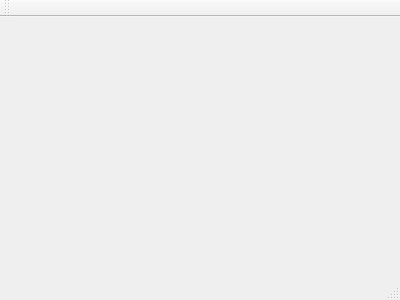
First picture: the form in mainwindow.ui, repository Derek-Schaff/RIME, before the edit.
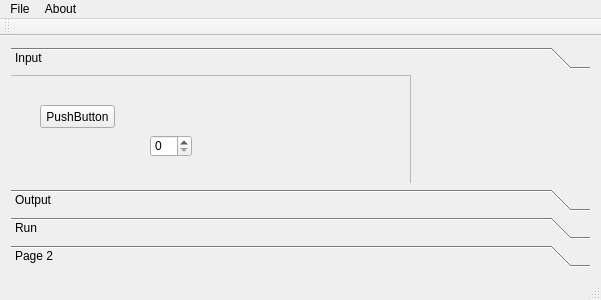
Second picture: the form after the edit. The open tabs and pages were chosen to show the change.

Diff of the .ui file:
```diff
--- a/mainwindow.ui
+++ b/mainwindow.ui
@@ -1,24 +1,192 @@
 <ui version="4.0">
  <class>MainWindow</class>
- <widget class="QMainWindow" name="MainWindow" >
-  <property name="geometry" >
+ <widget class="QMainWindow" name="MainWindow">
+  <property name="geometry">
    <rect>
     <x>0</x>
     <y>0</y>
-    <width>400</width>
+    <width>601</width>
     <height>300</height>
    </rect>
   </property>
   <property name="windowTitle" >
    <string>MainWindow</string>
   </property>
-  <widget class="QMenuBar" name="menuBar" />
-  <widget class="QToolBar" name="mainToolBar" />
-  <widget class="QWidget" name="centralWidget" />
-  <widget class="QStatusBar" name="statusBar" />
+  <widget class="QWidget" name="centralWidget">
+   <property name="sizePolicy">
+    <sizepolicy hsizetype="Expanding" vsizetype="Expanding">
+     <horstretch>0</horstretch>
+     <verstretch>0</verstretch>
+    </sizepolicy>
+   </property>
+   <layout class="QGridLayout" name="gridLayout">
+    <item row="0" column="0">
+     <layout class="QVBoxLayout" name="verticalLayout">
+      <item>
+       <widget class="QToolBox" name="toolBox">
+        <property name="sizePolicy">
+         <sizepolicy hsizetype="Expanding" vsizetype="Expanding">
+          <horstretch>0</horstretch>
+          <verstretch>0</verstretch>
+         </sizepolicy>
+        </property>
+        <property name="maximumSize">
+         <size>
+          <width>200000</width>
+          <height>16777215</height>
+         </size>
+        </property>
+        <property name="currentIndex">
+         <number>1</number>
+        </property>
+        <widget class="QWidget" name="page">
+         <property name="geometry">
+          <rect>
+           <x>0</x>
+           <y>0</y>
+           <width>581</width>
+           <height>113</height>
+          </rect>
+         </property>
+         <attribute name="label">
+          <string>Input</string>
+         </attribute>
+         <widget class="QFrame" name="frame">
+          <property name="geometry">
+           <rect>
+            <x>-1</x>
+            <y>0</y>
+            <width>401</width>
+            <height>151</height>
+           </rect>
+          </property>
+          <property name="frameShape">
+           <enum>QFrame::StyledPanel</enum>
+          </property>
+          <property name="frameShadow">
+           <enum>QFrame::Raised</enum>
+          </property>
+          <widget class="QSpinBox" name="spinBox">
+           <property name="geometry">
+            <rect>
+             <x>140</x>
+             <y>60</y>
+             <width>42</width>
+             <height>22</height>
+            </rect>
+           </property>
+          </widget>
+          <widget class="QPushButton" name="pushButton">
+           <property name="geometry">
+            <rect>
+             <x>30</x>
+             <y>30</y>
+             <width>75</width>
+             <height>23</height>
+            </rect>
+           </property>
+           <property name="text">
+            <string>PushButton</string>
+           </property>
+          </widget>
+         </widget>
+        </widget>
+        <widget class="QWidget" name="page_5">
+         <property name="geometry">
+          <rect>
+           <x>0</x>
+           <y>0</y>
+           <width>581</width>
+           <height>113</height>
+          </rect>
+         </property>
+         <attribute name="label">
+          <string>Output</string>
+         </attribute>
+        </widget>
+        <widget class="QWidget" name="page_6">
+         <property name="geometry">
+          <rect>
+           <x>0</x>
+           <y>0</y>
+           <width>581</width>
+           <height>113</height>
+          </rect>
+         </property>
+         <attribute name="label">
+          <string>Run</string>
+         </attribute>
+        </widget>
+        <widget class="QWidget" name="page_2">
+         <property name="geometry">
+          <rect>
+           <x>0</x>
+           <y>0</y>
+           <width>581</width>
+           <height>113</height>
+          </rect>
+         </property>
+         <attribute name="label">
+          <string>Page 2</string>
+         </attribute>
+        </widget>
+       </widget>
+      </item>
+     </layout>
+    </item>
+   </layout>
+  </widget>
+  <widget class="QMenuBar" name="menuBar">
+   <property name="geometry">
+    <rect>
+     <x>0</x>
+     <y>0</y>
+     <width>601</width>
+     <height>20</height>
+    </rect>
+   </property>
+   <widget class="QMenu" name="menuRIME">
+    <property name="title">
+     <string>File</string>
+    </property>
+    <addaction name="actionLoad_Preset"/>
+    <addaction name="actionSave_Preset"/>
+    <addaction name="actionExit"/>
+   </widget>
+   <widget class="QMenu" name="menuAbout">
+    <property name="title">
+     <string>About</string>
+    </property>
+   </widget>
+   <addaction name="menuRIME"/>
+   <addaction name="menuAbout"/>
+  </widget>
+  <widget class="QToolBar" name="mainToolBar">
+   <attribute name="toolBarArea">
+    <enum>TopToolBarArea</enum>
+   </attribute>
+   <attribute name="toolBarBreak">
+    <bool>false</bool>
+   </attribute>
+  </widget>
+  <widget class="QStatusBar" name="statusBar"/>
+  <action name="actionLoad_Preset">
+   <property name="text">
+    <string>Load Preset</string>
+   </property>
+  </action>
+  <action name="actionSave_Preset">
+   <property name="text">
+    <string>Save Preset</string>
+   </property>
+  </action>
+  <action name="actionExit">
+   <property name="text">
+    <string>Exit</string>
+   </property>
+  </action>
  </widget>
- <layoutDefault spacing="6" margin="11" />
- <pixmapfunction></pixmapfunction>
+ <layoutdefault spacing="6" margin="11"/>
  <resources/>
  <connections/>
 </ui>
```
Left out of the diff: 3 changed lines with no effect on the pictures.
